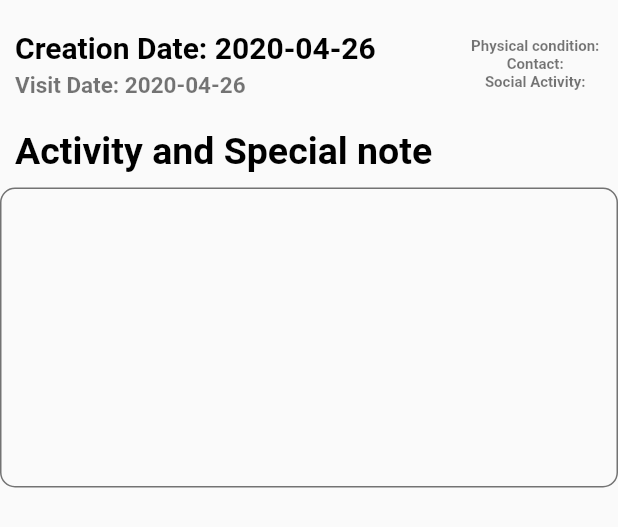
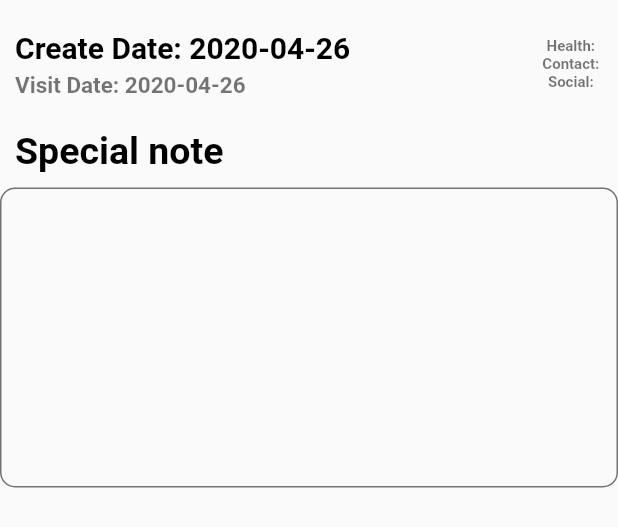
Before and after one commit to DSCHUFS/DSC-Solution-Challenge-2020, a Flutter app: the ReportInfo widget shown alone on an empty page, opened directly with empty values, on a phone screen of 412 x 824 dp. Shown: the top 527 px of the screen. Run offline on Flutter 3.47's test engine with Material 2 defaults, Android fonts, the phone set to English and light mode, and no system bars; our stand-ins replace cloud_firestore, email_validator, firebase_auth, firebase_messaging, firebase_storage, image_picker and 2 more; missing offline and left inert: firebase_image; accounts and stored records are empty.

```diff
--- a/lib/components/singleReport_card.dart
+++ b/lib/components/singleReport_card.dart
@@ -39,7 +39,7 @@ class ReportInfo extends StatelessWidget {
                   crossAxisAlignment: CrossAxisAlignment.start,
                   children: <Widget>[
                     Text(
-                      'Creation Date: ${reportDate.toString().substring(0,10)}',
+                      'Create Date: ${reportDate.toString().substring(0,10)}',
                       style: TextStyle(
                         color: Colors.black,
                         fontSize: 20.0,
@@ -66,7 +66,7 @@ class ReportInfo extends StatelessWidget {
                     mainAxisAlignment: MainAxisAlignment.spaceBetween,
                     children: <Widget>[
                       Text(
-                        'Physical condition: $health',
+                        'Health: $health',
                         style: TextStyle(
                           color: Colors.black54,
                           fontSize: 10.0,
@@ -82,7 +82,7 @@ class ReportInfo extends StatelessWidget {
                         ),
                       ),
                       Text(
-                        'Social Activity: $social',
+                        'Social: $social',
                         style: TextStyle(
                           color: Colors.black54,
                           fontSize: 10.0,
@@ -100,7 +100,7 @@ class ReportInfo extends StatelessWidget {
         Container(
           padding: EdgeInsets.all(10.0),
           child: Text(
-          'Activity and Special note',
+          'Special note',
           style: TextStyle(
             color: Colors.black,
             fontSize: 25.0,
--- a/lib/reportPage.dart
+++ b/lib/reportPage.dart
@@ -165,7 +165,7 @@ class _ReportPageState extends State<ReportPage> {
                                   context: context,
                                   initialDate: visitDate,
                                   firstDate: DateTime(2019),
-                                  lastDate: DateTime(2101));
+                                  lastDate: DateTime(2101)) ?? now;
                               if (picked.isAfter(now)) {
                                 alertPopup(context, 3);
                               } else if (picked != null &&
```
